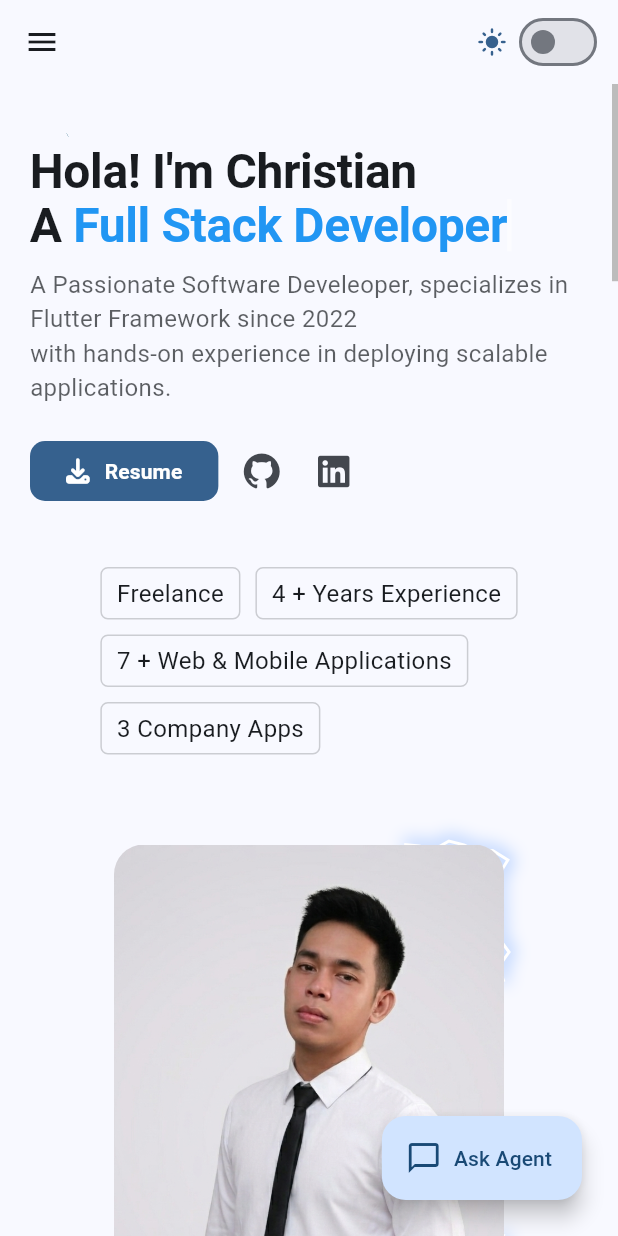
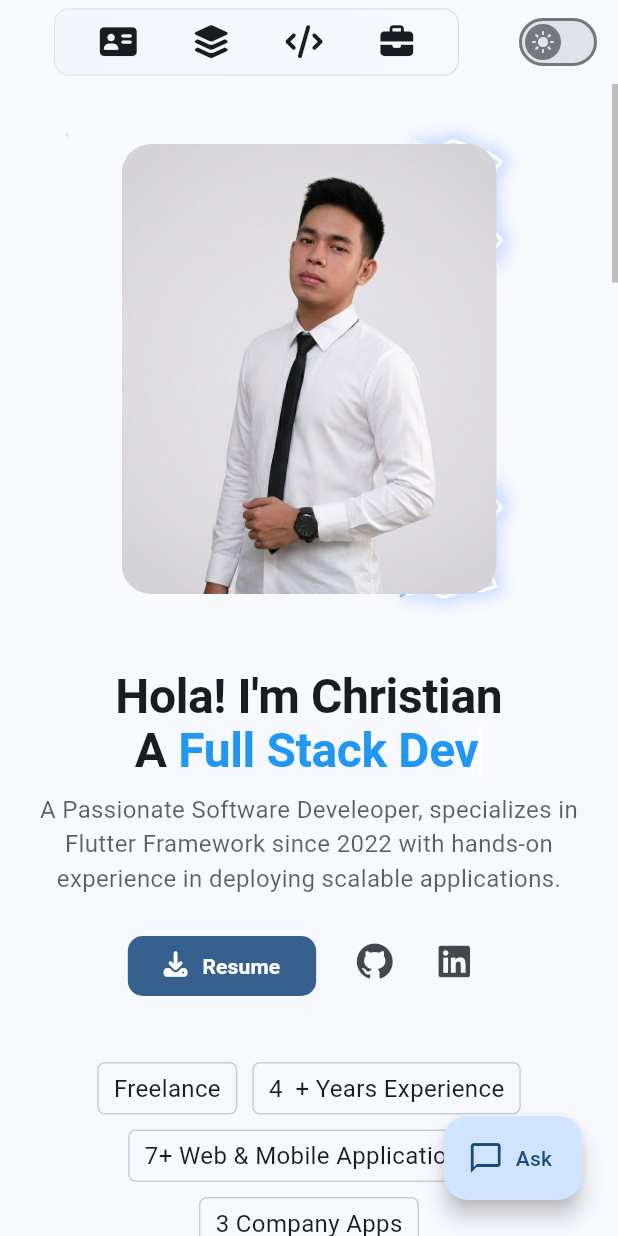
Before and after one commit to Ketch4n/ketch4n_portfolio, a Flutter app: the screen it shows after launch, on a phone screen of 412 x 824 dp. Run offline on Flutter 3.47's test engine with Material 3 defaults, Android fonts, the phone set to English and light mode, and no system bars; our stand-ins replace flutter_riverpod, font_awesome_flutter, hexcolor; statements that could not run were skipped.

Commit message:
refractor: Mobile Enable with UI responsive

```diff
--- a/lib/core/constants/experience_card_constants.dart
+++ b/lib/core/constants/experience_card_constants.dart
@@ -56,8 +56,8 @@ class ExperienceCardConstants {
         "REST API",
         "Git",
         "Hosting",
-        "Google Cloud Platform",
-        "TensorFlow Lite",
+        "Google Cloud",
+        "TensorFlow",
       ],
       highlights: [
         "Delivered 7 + mobile and web applications for business owners and academic research projects",
--- a/lib/core/constants/home_constants.dart
+++ b/lib/core/constants/home_constants.dart
@@ -7,8 +7,7 @@ class PortfolioConfig {
   static const String heroButton = "Hire Me";
   static const String detailsPaneTitle = "Tech-Stack Toolkit";
   static const String description =
-      '''A Passionate Software Develeoper, specializes in Flutter Framework since 2022
-with hands-on experience in deploying scalable applications.''';
+      '''A Passionate Software Develeoper, specializes in Flutter Framework since 2022 with hands-on experience in deploying scalable applications.''';
   static const String introduction =
       '''Mobile Developer with 5+ years of software engineering experience and 4+ years specializing in Flutter for cross
 platform mobile applications with modern architecture such as MVVM and Clean Architecture. Experienced in
@@ -16,7 +15,7 @@ REST API integration, Firebase services, real-time data systems, CI/CD pipelines
 
   static const List<String> roles = [
     "Flutter $dev",
-    "Full Stack $dev",
+    "Full Stack Dev",
     "Software $dev",
   ];
   static const String resumeLink =
--- a/lib/core/widgets/ai_chat/ai_chat.dart
+++ b/lib/core/widgets/ai_chat/ai_chat.dart
@@ -3,6 +3,7 @@ import 'package:flutter/material.dart';
 import 'package:flutter_riverpod/flutter_riverpod.dart';
 import 'package:ketch4n/core/constants/app_constants.dart';
 import 'package:ketch4n/core/constants/color_constants.dart';
+import 'package:ketch4n/core/utils/screen_breakpoints.dart';
 import 'package:ketch4n/core/widgets/ai_chat/ai_chat_provider.dart';
 import 'package:ketch4n/core/animations/chat_pop.dart';
 import 'package:ketch4n/core/animations/typing_indicator.dart';
@@ -55,6 +56,7 @@ class _AiChatWidgetState extends ConsumerState<AiChatWidget> {
 
   @override
   Widget build(BuildContext context) {
+    final isMobile = Responsive.isMobile(context);
     final chatState = ref.watch(chatProvider);
 
     return Stack(
@@ -64,7 +66,7 @@ class _AiChatWidgetState extends ConsumerState<AiChatWidget> {
         if (chatState.isOpen)
           ChatPopTransition(
             isOpen: chatState.isOpen,
-            child: _buildChatPanel(chatState),
+            child: _buildChatPanel(isMobile, chatState),
           ),
 
         /// FAB Button
@@ -75,7 +77,9 @@ class _AiChatWidgetState extends ConsumerState<AiChatWidget> {
             icon: Icon(
               chatState.isOpen ? Icons.close : Icons.chat_bubble_outline,
             ),
-            label: Text(chatState.isOpen ? 'Close' : 'Ask Agent'),
+            label: isMobile
+                ? Text(chatState.isOpen ? 'Close' : 'Ask')
+                : Text(chatState.isOpen ? 'Close' : 'Ask Agent'),
           ),
         ),
       ],
@@ -85,10 +89,11 @@ class _AiChatWidgetState extends ConsumerState<AiChatWidget> {
   /// =========================
   /// CHAT PANEL
   /// =========================
-  Widget _buildChatPanel(ChatState state) {
+  Widget _buildChatPanel(bool isMobile, ChatState state) {
     return Container(
+      constraints: isMobile ? BoxConstraints(maxWidth: 316) : null,
       width: 370,
-      height: 520,
+      height: isMobile ? 480 : 520,
       margin: const EdgeInsets.only(bottom: 90, right: 24),
       decoration: BoxDecoration(
         color: ColorConstants.previewColor,
--- a/lib/core/widgets/buttons/button_header.dart
+++ b/lib/core/widgets/buttons/button_header.dart
@@ -29,19 +29,22 @@ class ButtonHeaderWidget extends StatelessWidget {
     for (int i = 0; i < actionButtons.length; i++) {
       final btn = actionButtons[i];
       children.add(
-        FilledButton(
+        Padding(
+          padding: const EdgeInsets.only(top: 3.0),
+          child: FilledButton(
             style: FilledButton.styleFrom(
               shape: RoundedRectangleBorder(
                 borderRadius: BorderRadius.circular(buttonBorderRadius),
               ),
             ),
             onPressed: btn.onPressed,
-          child: Row(
+            child: Wrap(
               spacing: 10,
               children: [
                 FaIcon(FontAwesomeIcons.download),
                 Text(btn.label, style: TextStyle(fontWeight: FontWeight.bold)),
               ],
+            ),
           ),
         ),
       );
@@ -52,10 +55,7 @@ class ButtonHeaderWidget extends StatelessWidget {
 
     for (final textTagItem in textTags) {
       children.add(
-        Padding(
-          padding: EdgeInsets.only(right: spacing),
-          child: textTagItem,
-        ),
+        Padding(padding: const EdgeInsets.only(top: 3.0), child: textTagItem),
       );
     }
 
@@ -73,6 +73,6 @@ class ButtonHeaderWidget extends StatelessWidget {
       );
     }
 
-    return Row(mainAxisAlignment: alignment, children: children);
+    return Wrap(runSpacing: spacing, spacing: spacing, children: children);
   }
 }
--- a/lib/features/about/about_page.dart
+++ b/lib/features/about/about_page.dart
@@ -23,98 +23,92 @@ class _AboutPageState extends State<AboutPage> {
 
   @override
   Widget build(BuildContext context) {
-    // Check screen type once at the top of build
     final bool isMobile = Responsive.isMobile(context);
 
+    // Grouping text content to avoid duplication in the layout switch
+    final List<Widget> textContent = [
+      const HeaderHeroWidget(),
+      const SizedBox(height: 20),
+      ButtonHeaderWidget(
+        alignment: isMobile
+            ? MainAxisAlignment.center
+            : MainAxisAlignment.start,
+        actionButtons: [
+          ActionButtonItemEntity(
+            label: "Resume",
+            onPressed: () => showDownloadConfirmDialog(context),
+          ),
+        ],
+        iconLinks: [
+          ButtonItemEntity(
+            url: PortfolioConfig.githubUrl,
+            icon: const FaIcon(FontAwesomeIcons.github),
+            tooltip: "GitHub",
+          ),
+          ButtonItemEntity(
+            url: PortfolioConfig.linkedInUrl,
+            icon: const FaIcon(FontAwesomeIcons.linkedin),
+            tooltip: "LinkedIn",
+          ),
+        ],
+        textTags: const [],
+      ),
+      const SizedBox(height: 40),
+      _buildWrap(totalYears, isMobile),
+    ];
+
     return Center(
-      // Use Center to keep it within pageMaxWidth
       child: Container(
         constraints: LayoutConstraints.pageMaxWidth,
         padding: EdgeInsets.symmetric(
           horizontal: Responsive.value(context, mobile: 20, desktop: 40),
           vertical: 40,
         ),
-        child: Flex(
-          // Switch Axis based on screen size
-          direction: isMobile ? Axis.vertical : Axis.horizontal,
+        // Use a Column for Mobile and Row for Desktop for the cleanest code
+        child: isMobile
+            ? Column(
+                mainAxisSize: MainAxisSize.min,
+                crossAxisAlignment: CrossAxisAlignment.center,
+                children: [
+                  const HeaderCardWidget(), // Image section first on mobile
+                  const SizedBox(height: 50),
+                  ...textContent, // Button and text sections below
+                ],
+              )
+            : Row(
                 mainAxisAlignment: MainAxisAlignment.center,
-          crossAxisAlignment: isMobile
-              ? CrossAxisAlignment.center
-              : CrossAxisAlignment.center,
+                crossAxisAlignment: CrossAxisAlignment.center,
                 children: [
-            // TEXT SECTION
-            Flexible(
-              flex: isMobile ? 0 : 2,
+                  Expanded(
+                    flex: 2,
                     child: Column(
                       mainAxisSize: MainAxisSize.min,
-                crossAxisAlignment: isMobile
-                    ? CrossAxisAlignment.center
-                    : CrossAxisAlignment.start,
-                children: [
-                  const HeaderHeroWidget(),
-                  const SizedBox(height: 20),
-                  ButtonHeaderWidget(
-                    actionButtons: [
-                      ActionButtonItemEntity(
-                        label: "Resume",
-                        onPressed: () {
-                          showDownloadConfirmDialog(context);
-                        },
-                      ),
-                    ],
-                    iconLinks: [
-                      ButtonItemEntity(
-                        url: PortfolioConfig.githubUrl,
-                        icon: FaIcon(FontAwesomeIcons.github),
-                        tooltip: "GitHub",
-                      ),
-                      ButtonItemEntity(
-                        url: PortfolioConfig.linkedInUrl,
-                        icon: FaIcon(FontAwesomeIcons.linkedin),
-
-                        tooltip: "LinkedIn",
-                      ),
-                    ],
-                    textTags: [],
-                  ),
-                  const SizedBox(height: 40),
-                  _buildWrap(totalYears, isMobile),
-                ],
+                      crossAxisAlignment: CrossAxisAlignment.start,
+                      children: textContent,
                     ),
                   ),
-
-            // SPACER for Mobile
-            if (isMobile) const SizedBox(height: 60),
-
-            // IMAGE SECTION
-            Flexible(flex: isMobile ? 0 : 1, child: const HeaderCardWidget()),
+                  const SizedBox(width: 40), // Gap between text and image
+                  const Expanded(flex: 1, child: HeaderCardWidget()),
                 ],
               ),
       ),
     );
   }
-}
 
   Widget _buildWrap(int years, bool isMobile) {
     return Container(
-    // padding: EdgeInsets.only(left: 210),
-    // margin: EdgeInsets.only(left: 210),
-    // color: Colors.blue,
-    constraints: BoxConstraints(maxWidth: 500),
+      constraints: BoxConstraints(maxWidth: isMobile ? double.infinity : 500),
       child: Wrap(
+        alignment: isMobile ? WrapAlignment.center : WrapAlignment.start,
         spacing: 10,
         runSpacing: 10,
         children: [
           TextTagWidget(text: PortfolioConfig.role),
-        // SizedBox(width: 10),
-        TextTagWidget(text: years.toString() + PortfolioConfig.yrsExp),
-
-        // SizedBox(width: 10),
-        TextTagWidget(text: "7 + Web & Mobile Applications"),
-
-        // SizedBox(width: 10),
-        TextTagWidget(text: "3 Company Apps"),
+          TextTagWidget(text: "$years ${PortfolioConfig.yrsExp}"),
+          const TextTagWidget(text: "7+ Web & Mobile Applications"),
+          const TextTagWidget(text: "3 Company Apps"),
         ],
       ),
     );
   }
+}
--- a/lib/features/about/widgets/header/header_card.dart
+++ b/lib/features/about/widgets/header/header_card.dart
@@ -2,6 +2,7 @@ import 'package:flutter/material.dart';
 import 'package:ketch4n/core/animations/electric_border.dart';
 import 'package:ketch4n/core/animations/skeleton_card_loader.dart';
 import 'package:ketch4n/core/constants/app_constants.dart';
+import 'package:ketch4n/core/utils/screen_breakpoints.dart';
 
 class HeaderCardWidget extends StatelessWidget {
   const HeaderCardWidget({super.key});
@@ -9,6 +10,7 @@ class HeaderCardWidget extends StatelessWidget {
   @override
   Widget build(BuildContext context) {
     final bool isDark = Theme.of(context).brightness == Brightness.dark;
+    final bool isMobile = Responsive.isMobile(context);
 
     final String imagePath = isDark
         ? AppConstants.darkSuit
@@ -25,8 +27,8 @@ class HeaderCardWidget extends StatelessWidget {
           child: Image.asset(
             imagePath,
             fit: BoxFit.cover,
-            width: 260,
-            height: 380,
+            width: isMobile ? 250 : 260,
+            height: isMobile ? 300 : 380,
             // frameBuilder is called when the image is being loaded
             frameBuilder: (context, child, frame, wasSynchronouslyLoaded) {
               if (wasSynchronouslyLoaded || frame != null) {
@@ -37,8 +39,8 @@ class HeaderCardWidget extends StatelessWidget {
             },
             // errorBuilder handles missing assets
             errorBuilder: (context, error, stackTrace) => Container(
-              width: 260,
-              height: 380,
+              width: isMobile ? 170 : 260,
+              height: isMobile ? 260 : 380,
               color: Colors.white10,
               child: const Icon(Icons.broken_image, color: Colors.white24),
             ),
--- a/lib/features/about/widgets/header/header_hero.dart
+++ b/lib/features/about/widgets/header/header_hero.dart
@@ -1,6 +1,7 @@
 import 'package:flutter/material.dart';
 import 'package:ketch4n/core/constants/home_constants.dart';
 import 'package:ketch4n/core/theme/app_text_style.dart';
+import 'package:ketch4n/core/utils/screen_breakpoints.dart';
 import 'package:ketch4n/core/widgets/typing_text/typing_text.dart';
 import 'package:ketch4n/core/widgets/typing_text/typing_text_vm.dart';
 
@@ -18,21 +19,26 @@ class _HeaderHeroWidgetState extends State<HeaderHeroWidget> {
   );
   @override
   Widget build(BuildContext context) {
+    final bool isMobile = Responsive.isMobile(context);
     return Column(
       mainAxisAlignment: MainAxisAlignment.center,
-      crossAxisAlignment: CrossAxisAlignment.start,
+      crossAxisAlignment: isMobile ? .center : CrossAxisAlignment.start,
 
       children: [
         Text(PortfolioConfig.greeting, style: AppTextStyles.heroTitle(context)),
 
         Row(
+          crossAxisAlignment: .start,
+          mainAxisAlignment: isMobile ? .center : .start,
           children: [
             Text(PortfolioConfig.a, style: AppTextStyles.heroTitle(context)),
-            TypingTextWidget(
-              viewModel: titleVM,
-              style: AppTextStyles.heroTitle(
-                context,
-              ).copyWith(color: Colors.blue),
+            Flexible(
+              child: TypingTextWidget(
+                viewModel: titleVM,
+                style: AppTextStyles.heroTitle(
+                  context,
+                ).copyWith(color: Colors.blue),
+              ),
             ),
           ],
         ),
@@ -42,6 +48,7 @@ class _HeaderHeroWidgetState extends State<HeaderHeroWidget> {
           maxLines: 4,
           overflow: TextOverflow.ellipsis,
           style: AppTextStyles.heroSubTitle(context),
+          textAlign: isMobile ? .center : .start,
         ),
 
         // const SizedBox(height: 5),
--- a/lib/features/home/home_page.dart
+++ b/lib/features/home/home_page.dart
@@ -52,7 +52,7 @@ class _HomeContentState extends State<_HomeContent> {
   @override
   Widget build(BuildContext context) {
     // Breakpoint check
-    final bool isDesktop = Responsive.isDesktop(context);
+    final bool isMobile = Responsive.isMobile(context);
 
     return CosmicBackground(
       child: Scaffold(
@@ -62,35 +62,36 @@ class _HomeContentState extends State<_HomeContent> {
         ).colorScheme.surface.withValues(alpha: 0.4),
 
         // 1. Mobile/Tablet: Show AppBar with Hamburger Menu
-        appBar: !isDesktop
+        appBar: isMobile
             ? AppBar(
                 backgroundColor: Colors.transparent,
                 elevation: 0,
-                centerTitle: true,
+                // centerTitle: true,
+                // leading: Image.asset(AppConstants.flutterLogo, height: 20),
+                title: NavigationRailWidget(),
                 // title: Image.asset(AppConstants.flutterLogo, height: 30),
                 actions: [_buildThemeToggle(), const SizedBox(width: 10)],
               )
             : null,
 
         // 2. Mobile/Tablet: Show Drawer (Hamburger content)
-        drawer: !isDesktop
-            ? Drawer(
-                width: 300,
-                backgroundColor: Theme.of(context).colorScheme.surface,
-                child: const SafeArea(
-                  child:
-                      NavigationRailWidget(), // NavigationRailWidget handles its own Row/Column flip
-                ),
-              )
-            : null,
-
+        // drawer: !isDesktop
+        //     ? Drawer(
+        //         width: 300,
+        //         backgroundColor: Theme.of(context).colorScheme.surface,
+        //         child: const SafeArea(
+        //           child:
+        //               NavigationRailWidget(), // NavigationRailWidget handles its own Row/Column flip
+        //         ),
+        //       )
+        //     : null,
         body: Stack(
           fit: StackFit.expand,
           children: [
             Column(
               children: [
                 // 3. Desktop: Show Custom Header Row
-                if (isDesktop)
+                if (!isMobile)
                   Padding(
                     padding: const EdgeInsets.symmetric(
                       vertical: 20,
@@ -151,22 +152,20 @@ class _HomeContentState extends State<_HomeContent> {
   Widget _buildThemeToggle() {
     return Consumer<ThemeProvider>(
       builder: (context, themeProvider, child) {
-        return Row(
-          mainAxisSize: MainAxisSize.min,
-          children: [
-            Icon(
-              themeProvider.isDarkMode ? Icons.dark_mode : Icons.light_mode,
-              color: Theme.of(context).colorScheme.primary,
-              size: 20,
-            ),
-            const SizedBox(width: 4),
-            Switch(
-              value: themeProvider.isDarkMode,
-              onChanged: (value) => themeProvider.toggleTheme(value),
-              // activeTrackColor: Colors.deepPurpleAccent.withValues(alpha: 0.5),
-              // activeThumbColor: Colors.deepPurpleAccent,
-            ),
-          ],
+        final isDark = themeProvider.isDarkMode;
+
+        return Switch(
+          value: isDark,
+          onChanged: (value) => themeProvider.toggleTheme(value),
+          // Correct way to map icons to the switch thumb
+          thumbIcon: WidgetStateProperty.resolveWith<Icon?>((
+            Set<WidgetState> states,
+          ) {
+            if (states.contains(WidgetState.selected)) {
+              return const Icon(Icons.dark_mode);
+            }
+            return const Icon(Icons.light_mode);
+          }),
         );
       },
     );
```
Also changed, not shown: lib/core/widgets/glass_card/glass_card.dart (+11 -5 lines), lib/core/widgets/navigation_rail.dart (+20 -80 lines), lib/features/projects/project_details/widgets/project_client.dart (+8 -4 lines), lib/features/projects/projects_page.dart (+82 -61 lines), 1 other file. Lines whose indentation alone changed are shown as unchanged.
